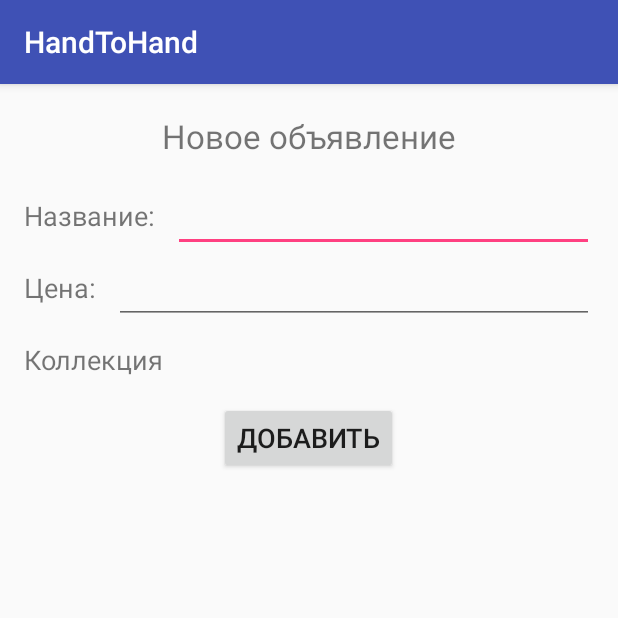
After one commit to aleksusola/HandToHand2, an Android app: the NewAdActivity screen opened directly, with no data from a screen before it, on a phone screen of 412 x 824 dp, the top half of it. The commit adds this screen. Run offline under Robolectric (Android 15) with nearby library versions, the phone set to English and light mode, and no system bars.

Commit message:
Добавил активити добавления объявления

```diff
--- a/app/src/main/AndroidManifest.xml
+++ b/app/src/main/AndroidManifest.xml
@@ -35,10 +35,13 @@
         <activity android:name=".presentation.ProfileActivity"
             android:screenOrientation="portrait"
             android:theme="@style/AppTheme.NoActionBar"/>
+        <activity android:name=".presentation.SettingsActivity" />
+        <activity android:name=".presentation.AboutActivity" />
         <activity android:name=".presentation.MyAdsActivity"
             android:screenOrientation="portrait" />
-        <activity android:name=".presentation.SettingsActivity" />
-        <activity android:name=".presentation.AboutActivity" />
+        <activity android:name=".presentation.EditActivity" />
+        <activity android:name=".presentation.NewAdActivity" />
+
     </application>
 
 </manifest>
--- a/app/src/main/java/com/aleksus/handtohand/RecyclerMyAdsAdapter.java
+++ b/app/src/main/java/com/aleksus/handtohand/RecyclerMyAdsAdapter.java
@@ -2,6 +2,7 @@ package com.aleksus.handtohand;
 
 
 import android.content.Context;
+import android.content.Intent;
 import android.support.v7.widget.PopupMenu;
 import android.support.v7.widget.RecyclerView;
 import android.view.LayoutInflater;
@@ -11,6 +12,7 @@ import android.view.ViewGroup;
 import android.widget.TextView;
 import android.widget.Toast;
 
+import com.aleksus.handtohand.presentation.EditActivity;
 import com.backendless.Backendless;
 import com.backendless.async.callback.AsyncCallback;
 import com.backendless.exceptions.BackendlessFault;
@@ -70,14 +72,14 @@ public class RecyclerMyAdsAdapter extends RecyclerView.Adapter<RecyclerMyAdsAdap
                         switch (item.getItemId()) {
                             case R.id.mnu_item_change:
                                 Toast.makeText(mContext, "Редактирование", Toast.LENGTH_LONG).show();
-//                                Intent intent = new Intent( EditActivity.class);
-//                                mContext.startActivity(intent);;
+                                Intent intent = new Intent(holder.itemView.getContext(),  EditActivity.class);
+                                mContext.startActivity(intent);
                                 break;
                             case R.id.mnu_item_delete:
                                 //Delete item
                                 listItemsMy.remove(position);
                                 notifyDataSetChanged();
-                                Toast.makeText(mContext, "Скрыто", Toast.LENGTH_LONG).show();
+                                Toast.makeText(mContext, "Скрываем", Toast.LENGTH_LONG).show();
                                 break;
                             default:
                                 break;
@@ -109,4 +111,9 @@ public class RecyclerMyAdsAdapter extends RecyclerView.Adapter<RecyclerMyAdsAdap
             txtOptionDigit = (TextView) itemView.findViewById(R.id.txtOptionDigit);
         }
     }
+
+    interface OnClickItemListener {
+        void OnClickItemListener();
+    }
+
 }
--- /dev/null
+++ b/app/src/main/java/com/aleksus/handtohand/presentation/NewAdActivity.java
@@ -0,0 +1,22 @@
+package com.aleksus.handtohand.presentation;
+
+import android.os.Bundle;
+import android.support.annotation.Nullable;
+import android.support.v7.app.AppCompatActivity;
+import android.view.View;
+
+import com.aleksus.handtohand.R;
+
+
+public class NewAdActivity extends AppCompatActivity implements View.OnClickListener{
+    @Override
+    protected void onCreate(@Nullable Bundle savedInstanceState) {
+        super.onCreate(savedInstanceState);
+        setContentView(R.layout.activity_new_ad);
+    }
+
+    @Override
+    public void onClick(View v) {
+
+    }
+}
--- a/app/src/main/java/com/aleksus/handtohand/presentation/ProfileActivity.java
+++ b/app/src/main/java/com/aleksus/handtohand/presentation/ProfileActivity.java
@@ -175,8 +175,9 @@ public class ProfileActivity extends AppCompatActivity implements NavigationView
             Toast.makeText(ProfileActivity.this, "Мои объявления", Toast.LENGTH_SHORT).show();
             Intent intent = new Intent(this, MyAdsActivity.class);
             startActivity(intent);
-//        } else if (id == R.id.nav_gallery) {
-//            Toast.makeText(ProfileActivity.this, getString(R.string.action_settings), Toast.LENGTH_SHORT).show();
+        } else if (id == R.id.nav_new_ad) {
+            Toast.makeText(ProfileActivity.this, "Новое объявление", Toast.LENGTH_SHORT).show();
+            startActivity(new Intent(this, MyAdsActivity.class));
 //        } else if (id == R.id.nav_slideshow) {
 //            Toast.makeText(ProfileActivity.this, getString(R.string.action_settings), Toast.LENGTH_SHORT).show();
         } else if (id == R.id.nav_manage) {
--- a/app/src/main/res/drawable/ic_menu_gallery.xml
+++ /dev/null
@@ -1,9 +0,0 @@
-<vector xmlns:android="http://schemas.android.com/apk/res/android"
-    android:width="24dp"
-    android:height="24dp"
-    android:viewportHeight="24.0"
-    android:viewportWidth="24.0">
-    <path
-        android:fillColor="#FF000000"
-        android:pathData="M22,16V4c0,-1.1 -0.9,-2 -2,-2H8c-1.1,0 -2,0.9 -2,2v12c0,1.1 0.9,2 2,2h12c1.1,0 2,-0.9 2,-2zm-11,-4l2.03,2.71L16,11l4,5H8l3,-4zM2,6v14c0,1.1 0.9,2 2,2h14v-2H4V6H2z" />
-</vector>
--- /dev/null
+++ b/app/src/main/res/layout/activity_new_ad.xml
@@ -0,0 +1,106 @@
+<?xml version="1.0" encoding="utf-8"?>
+<ScrollView xmlns:android="http://schemas.android.com/apk/res/android"
+    android:layout_width="match_parent"
+    android:layout_height="match_parent"
+    android:padding="@dimen/dp16">
+
+    <LinearLayout
+        android:layout_width="match_parent"
+        android:layout_height="match_parent"
+        android:orientation="vertical">
+
+        <TextView
+            android:layout_gravity="center"
+            android:layout_width="wrap_content"
+            android:layout_height="@dimen/dp40"
+            android:layout_margin="@dimen/dp4"
+            android:text="@string/new_add"
+            android:textSize="@dimen/text_large" />
+
+        <TableRow
+            android:layout_width="match_parent"
+            android:layout_height="match_parent"
+            android:gravity="center_horizontal">
+
+            <TextView
+                android:layout_width="wrap_content"
+                android:layout_height="@dimen/dp48"
+                android:layout_marginRight="@dimen/dp4"
+                android:gravity="center_vertical"
+                android:paddingRight="@dimen/dp4"
+                android:text="@string/new_ad_name"
+                android:textSize="@dimen/text_medium" />
+
+            <EditText
+
+                android:id="@+id/name_select"
+                android:layout_width="match_parent"
+                android:layout_height="@dimen/dp48"
+                android:layout_marginLeft="@dimen/dp4"
+                android:gravity="center_vertical"
+                android:inputType="text"
+                android:textSize="@dimen/text_medium" />
+
+        </TableRow>
+
+        <TableRow
+            android:layout_width="match_parent"
+            android:layout_height="match_parent"
+            android:gravity="center_horizontal">
+
+            <TextView
+                android:layout_width="wrap_content"
+                android:layout_height="@dimen/dp48"
+                android:layout_marginRight="@dimen/dp4"
+                android:gravity="center_vertical"
+                android:paddingRight="@dimen/dp4"
+                android:text="@string/new_ad_price"
+                android:textSize="@dimen/text_medium" />
+
+            <EditText
+
+                android:id="@+id/price_select"
+                android:layout_width="match_parent"
+                android:layout_height="@dimen/dp48"
+                android:layout_marginLeft="@dimen/dp4"
+                android:gravity="center_vertical"
+                android:inputType="textEmailAddress"
+                android:textSize="@dimen/text_medium" />
+
+        </TableRow>
+
+        <TableRow
+            android:layout_width="match_parent"
+            android:layout_height="match_parent"
+            android:gravity="center_horizontal">
+
+            <TextView
+                android:layout_width="wrap_content"
+                android:layout_height="@dimen/dp48"
+                android:layout_marginRight="@dimen/dp4"
+                android:gravity="center_vertical"
+                android:paddingRight="@dimen/dp4"
+                android:text="@string/new_ad_collection"
+                android:textSize="@dimen/text_medium" />
+
+            <ExpandableListView
+                android:id="@+id/collection_select"
+                android:layout_width="match_parent"
+                android:layout_height="@dimen/dp48"
+                android:layout_marginLeft="@dimen/dp4"
+                android:gravity="center_vertical"
+                android:textSize="@dimen/text_medium"/>
+
+        </TableRow>
+
+        <Button
+            android:id="@+id/new_add_button"
+            android:layout_width="wrap_content"
+            android:layout_height="@dimen/dp48"
+            android:layout_gravity="center_horizontal"
+            android:layout_marginTop="@dimen/dp4"
+            android:height="@dimen/dp40"
+            android:text="@string/new_ad_button"
+            android:textSize="@dimen/text_medium" />
+    </LinearLayout>
+</ScrollView>
--- a/app/src/main/res/menu/menu_drawer.xml
+++ b/app/src/main/res/menu/menu_drawer.xml
@@ -6,10 +6,10 @@
             android:id="@+id/nav_myads"
             android:icon="@drawable/ic_assignment_black_48dp"
             android:title="@string/item_myads" />
-        <!--<item-->
-            <!--android:id="@+id/nav_gallery"-->
-            <!--android:icon="@drawable/ic_menu_gallery"-->
-            <!--android:title="Gallery" />-->
+        <item
+            android:id="@+id/nav_new_ad"
+            android:icon="@drawable/ic_insert_drive_file_black_48dp"
+            android:title="Новое объявление" />
         <!--<item-->
             <!--android:id="@+id/nav_slideshow"-->
             <!--android:icon="@drawable/ic_menu_slideshow"-->
--- a/app/src/main/res/values/strings.xml
+++ b/app/src/main/res/values/strings.xml
@@ -64,4 +64,9 @@
     <string name="item_about">О программе</string>
     <string name="item_exit">Выйти</string>
     <string name="item_myads">Мои объявления</string>
+    <string name="new_add">Новое объявление</string>
+    <string name="new_ad_name">Название:</string>
+    <string name="new_ad_price">Цена:</string>
+    <string name="new_ad_collection">Коллекция</string>
+    <string name="new_ad_button">Добавить</string>
 </resources>
```
Also changed, not shown: app/src/main/res/drawable/ic_insert_drive_file_black_48dp.png (added).
